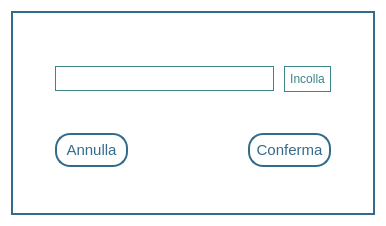
MarcoFlo/Google-Drive, file Client/importa.ui: the form before one commit.
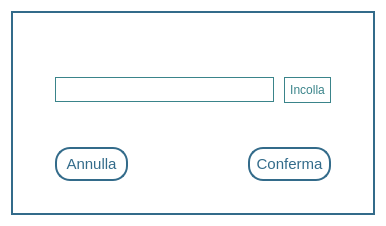
The form after the commit.

Patch:
```diff
--- a/Client/importa.ui
+++ b/Client/importa.ui
@@ -38,6 +38,9 @@
         <property name="leftMargin">
          <number>32</number>
         </property>
+        <property name="topMargin">
+         <number>24</number>
+        </property>
         <property name="rightMargin">
          <number>32</number>
         </property>
@@ -108,6 +111,9 @@
         <property name="leftMargin">
          <number>32</number>
         </property>
+        <property name="topMargin">
+         <number>16</number>
+        </property>
         <property name="rightMargin">
          <number>32</number>
         </property>
```
